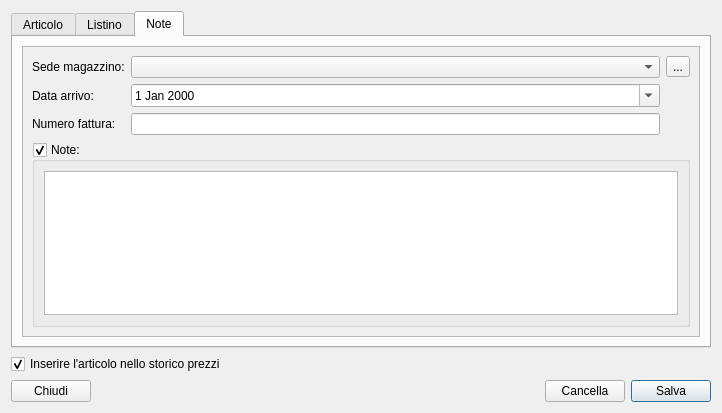
Before: the Qt Designer form moduleMagazzino/articolodialog.ui in kvsd/Gestionale, drawn with Qt 5.
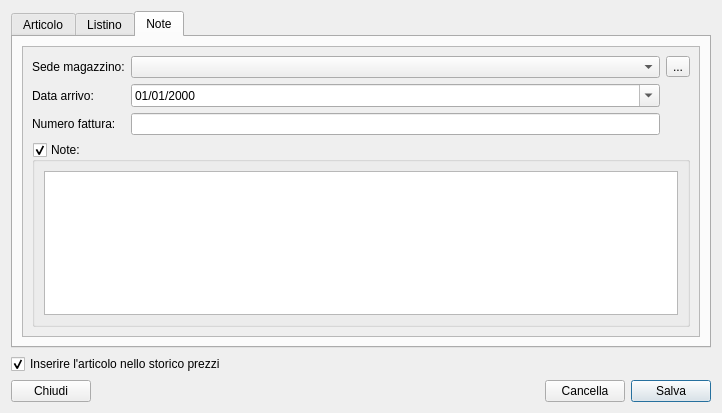
After: the same form once the commit is applied. The open tabs and pages were chosen to show the change.

Diff of the .ui file:
```diff
--- a/moduleMagazzino/articolodialog.ui
+++ b/moduleMagazzino/articolodialog.ui
@@ -436,8 +436,8 @@
            <rect>
             <x>0</x>
             <y>0</y>
-            <width>249</width>
-            <height>226</height>
+            <width>680</width>
+            <height>288</height>
            </rect>
           </property>
           <layout class="QVBoxLayout" name="verticalLayout_8">
@@ -475,9 +475,19 @@
              </item>
              <item row="1" column="1">
               <widget class="QDateEdit" name="le_data">
+               <property name="displayFormat">
+                <string>dd/MM/yyyy</string>
+               </property>
                <property name="calendarPopup">
                 <bool>true</bool>
                </property>
+               <property name="date">
+                <date>
+                 <year>2000</year>
+                 <month>1</month>
+                 <day>1</day>
+                </date>
+               </property>
               </widget>
              </item>
              <item row="2" column="0">
```
Left out of the diff: 2 changed lines with no effect on the pictures.
